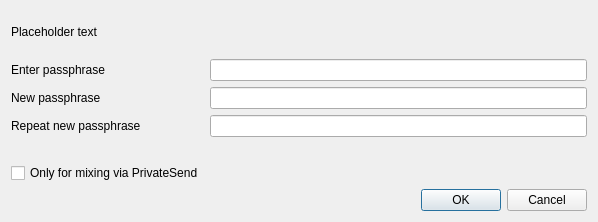
First picture: the form in src/qt/forms/askpassphrasedialog.ui, repository richieburns/Nodescape, before the edit.
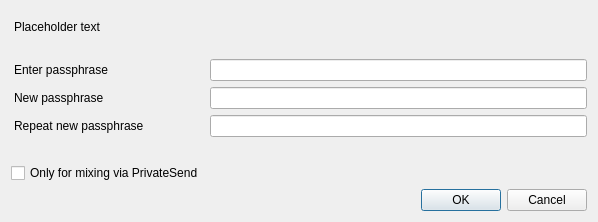
Second picture: the form after the edit.

What changed in the file:
```diff
--- a/src/qt/forms/askpassphrasedialog.ui
+++ b/src/qt/forms/askpassphrasedialog.ui
@@ -31,6 +31,9 @@
    </property>
    <item>
     <widget class="QLabel" name="warningLabel">
+     <property name="styleSheet">
+      <string notr="true">margin-bottom:10px;</string>
+     </property>
      <property name="text">
       <string notr="true">Placeholder text</string>
      </property>
@@ -52,6 +55,9 @@
      </property>
      <item row="0" column="0">
       <widget class="QLabel" name="passLabel1">
+       <property name="styleSheet">
+        <string notr="true">margin-right:5px;</string>
+       </property>
        <property name="text">
         <string>Enter passphrase</string>
        </property>
@@ -66,6 +72,9 @@
      </item>
      <item row="1" column="0">
       <widget class="QLabel" name="passLabel2">
+       <property name="styleSheet">
+        <string notr="true">margin-right:5px;</string>
+       </property>
        <property name="text">
         <string>New passphrase</string>
        </property>
@@ -80,6 +89,9 @@
      </item>
      <item row="2" column="0">
       <widget class="QLabel" name="passLabel3">
+       <property name="styleSheet">
+        <string notr="true">margin-right:5px;</string>
+       </property>
        <property name="text">
         <string>Repeat new passphrase</string>
        </property>
```
Left out of the diff: 6 changed lines with no effect on the pictures.
